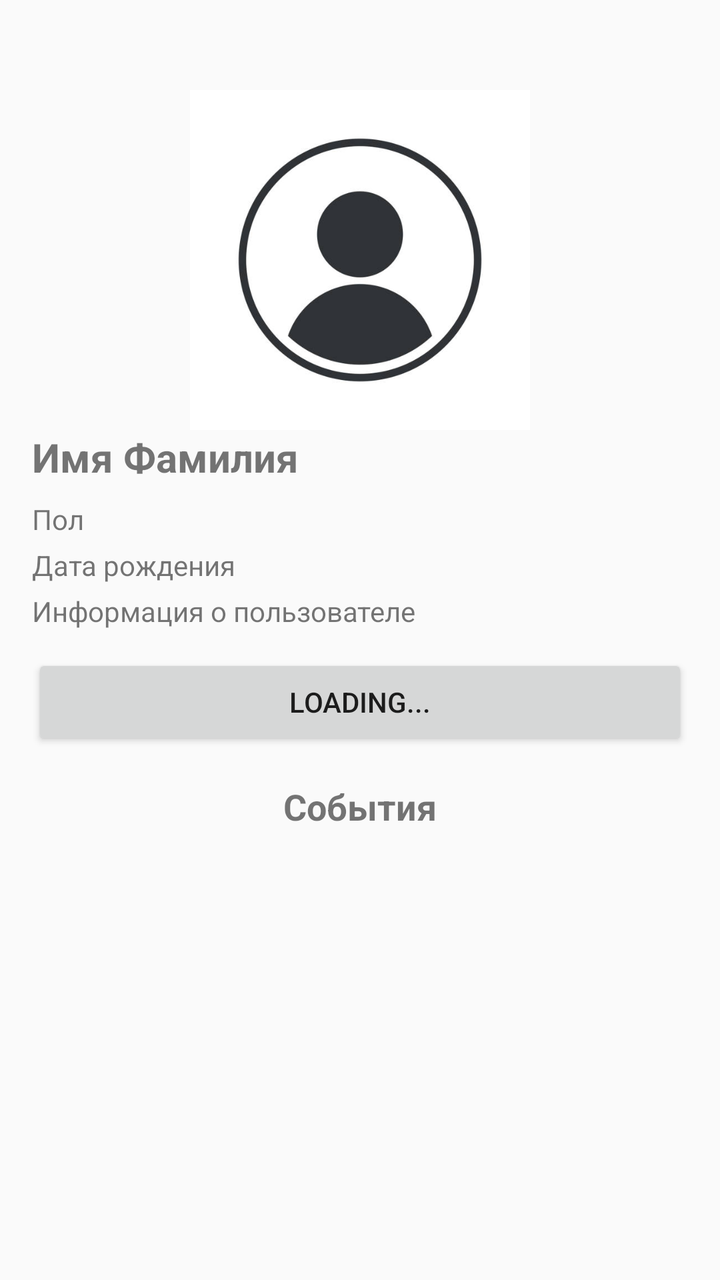
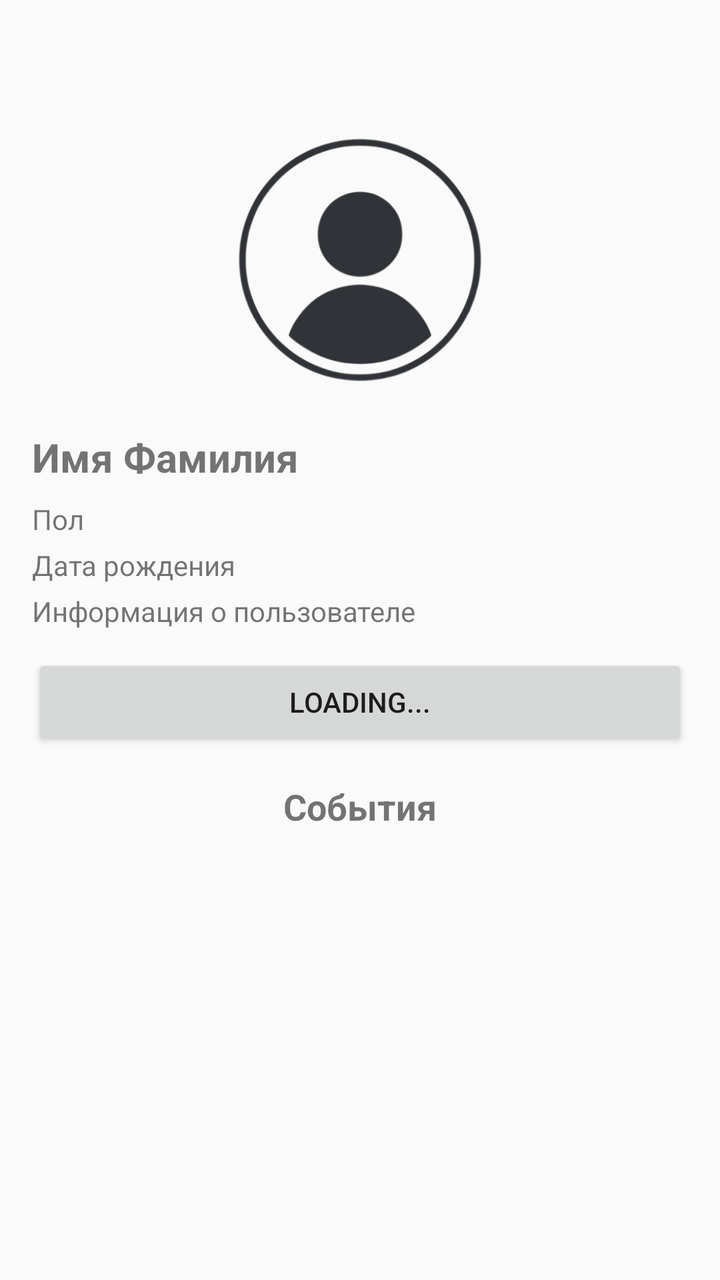

Screens rendered from an Android XML layout before and after an edit, with the pre-edit source and the edit as a unified diff.
<!-- AndroidManifest.xml: application theme MyMaterialTheme -->
<!-- res/layout/activity_user_profile_old.xml -->
<?xml version="1.0" encoding="utf-8"?>
<ScrollView xmlns:android="http://schemas.android.com/apk/res/android"
    xmlns:tools="http://schemas.android.com/tools"
    android:id="@+id/scroll_view"
    android:layout_width="match_parent"
    android:layout_height="match_parent"
    android:padding="16dp">

    <RelativeLayout
        android:id="@+id/profile_container"
        android:layout_width="match_parent"
        android:layout_height="wrap_content"
        android:orientation="vertical">


        <ImageView
            android:id="@+id/photo"
            android:layout_width="match_parent"
            android:layout_height="170sp"
            android:layout_marginTop="29dp"
            android:adjustViewBounds="true"
            android:contentDescription="content description..."
            android:src="@drawable/user_612x612" />

        
        <TextView
            android:id="@+id/user_full_name"
            android:layout_width="wrap_content"
            android:layout_height="wrap_content"
            android:layout_below="@+id/photo"
            android:layout_gravity="center_horizontal"
            android:paddingBottom="8dp"
            android:text="Имя Фамилия"
            android:textSize="20sp"
            android:textStyle="bold" />

        
        <TextView
            android:id="@+id/user_gender"
            android:layout_width="wrap_content"
            android:layout_height="wrap_content"
            android:layout_below="@+id/user_full_name"
            android:paddingBottom="4dp"
            android:text="Пол" />

        
        <TextView
            android:id="@+id/user_birthday"
            android:layout_width="wrap_content"
            android:layout_height="wrap_content"
            android:layout_below="@+id/user_gender"
            android:paddingBottom="4dp"
            android:text="Дата рождения" />

        
        <TextView
            android:id="@+id/user_info"
            android:layout_width="match_parent"
            android:layout_height="wrap_content"
            android:layout_below="@+id/user_birthday"
            android:paddingBottom="12dp"
            android:text="Информация о пользователе" />

        
        <Button
            android:id="@+id/subscribe_button"
            android:layout_width="match_parent"
            android:layout_height="wrap_content"
            android:layout_below="@+id/user_info"
            android:layout_marginBottom="16dp"
            android:text="Loading..." />

        
        <TextView
            android:id="@+id/events_label"
            android:layout_width="match_parent"
            android:layout_height="wrap_content"
            android:layout_below="@+id/subscribe_button"
            android:gravity="center"
            android:paddingBottom="8dp"
            android:text="События"
            android:textSize="18sp"
            android:textStyle="bold" />

        <androidx.recyclerview.widget.RecyclerView
            android:id="@+id/events_grid"
            android:layout_width="wrap_content"
            android:layout_height="wrap_content"
            android:layout_below="@+id/events_label"
            android:layout_marginTop="40dp"
            android:animateLayoutChanges="false"
            android:background="#C0DEEF"
            android:gravity="center"
            android:nestedScrollingEnabled="false"
            android:numColumns="2"
            android:overScrollMode="never"
            android:stretchMode="columnWidth"
            android:verticalSpacing="10dp"
            tools:listitem="@layout/card_item" />

    </RelativeLayout>
</ScrollView>
<!-- res/layout/card_item.xml (included above) -->
<?xml version="1.0" encoding="utf-8"?>
<androidx.cardview.widget.CardView xmlns:android="http://schemas.android.com/apk/res/android"
    xmlns:app="http://schemas.android.com/apk/res-auto"
    android:layout_width="wrap_content"
    android:layout_height="wrap_content"
    android:layout_gravity="center"
    android:id="@+id/card"
    app:cardCornerRadius="24dp"
    app:cardElevation="5dp"
    app:cardUseCompatPadding="true">

    <LinearLayout
        android:layout_width="wrap_content"
        android:layout_height="wrap_content"
        android:layout_margin="24dp"
        android:orientation="vertical">

        <ImageView
            android:id="@+id/image_view"
            android:layout_width="100dp"
            android:layout_height="100dp"
            android:layout_gravity="center"
            android:src="@mipmap/ic_launcher" />

        <TextView
            android:id="@+id/text_view"
            android:layout_width="match_parent"
            android:layout_height="wrap_content"
            android:text="@string/app_name"
            android:textAlignment="center"
            android:textStyle="bold" />
    </LinearLayout>
</androidx.cardview.widget.CardView>
<!-- resources referenced by this layout -->
<resources>
  <!-- drawable user_612x612: jpg bitmap (drawable, 18373 bytes) -->
  <!-- mipmap ic_launcher: png bitmap (mipmap-hdpi, 3418 bytes) -->
  <string name="app_name">Meeter</string>
  <style name="MyMaterialTheme" parent="MyMaterialTheme.Base" />
  <style name="MyMaterialTheme.Base" parent="Theme.AppCompat.Light.DarkActionBar">
          
          <item name="windowNoTitle">true</item>
          <item name="windowActionBar">true</item>
  
          <item name="colorPrimary">@color/colorPrimary</item>
          <item name="colorPrimaryDark">@color/colorPrimaryDark</item>
          <item name="colorAccent">@color/colorAccent</item>
      </style>
  <color name="colorPrimary">#125688</color>
  <color name="colorPrimaryDark">#125688</color>
  <color name="colorAccent">#cdd4d9</color>
</resources>

<!-- the commit's change to res/layout/activity_user_profile_old.xml (unified diff, before → after) -->
@@ -20,7 +20,7 @@
             android:layout_marginTop="29dp"
             android:adjustViewBounds="true"
             android:contentDescription="content description..."
-            android:src="@drawable/user_612x612" />
+            android:src="@drawable/user_500x500_removebg" />
 
         
         <TextView
<!-- resource entries referenced after the edit -->
@@ -1,6 +1,6 @@
 <!-- resources referenced by this layout -->
 <resources>
-  <!-- drawable user_612x612: jpg bitmap (drawable, 18373 bytes) -->
+  <!-- drawable user_500x500_removebg: png bitmap (drawable, 74893 bytes) -->
   <!-- mipmap ic_launcher: png bitmap (mipmap-hdpi, 3418 bytes) -->
   <string name="app_name">Meeter</string>
   <style name="MyMaterialTheme" parent="MyMaterialTheme.Base" />
